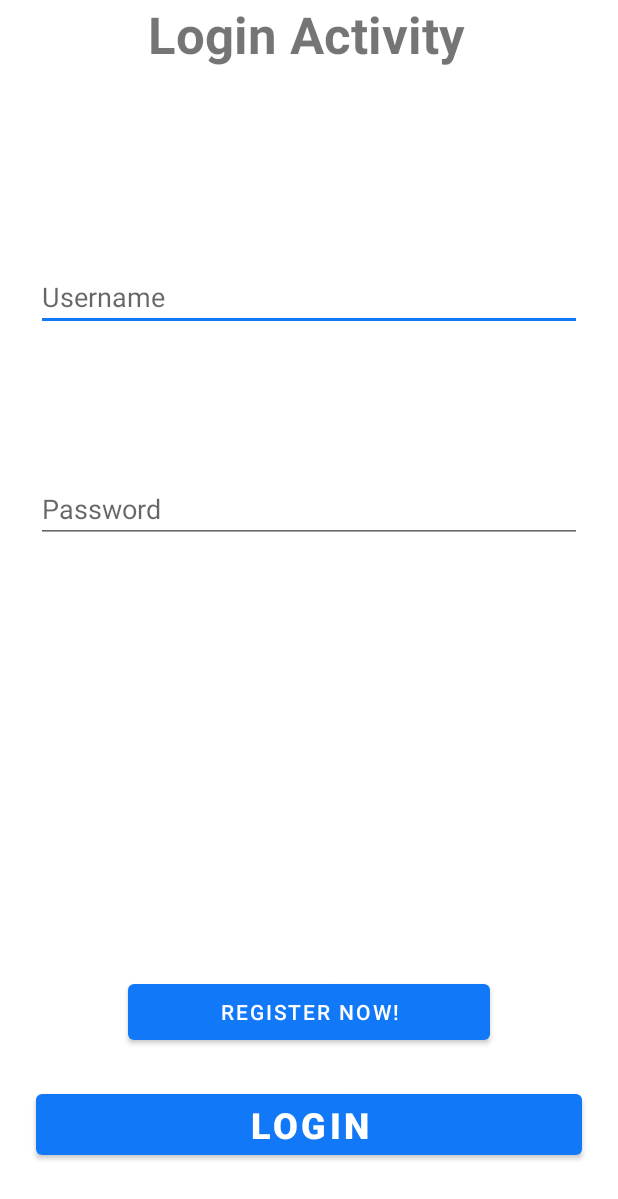
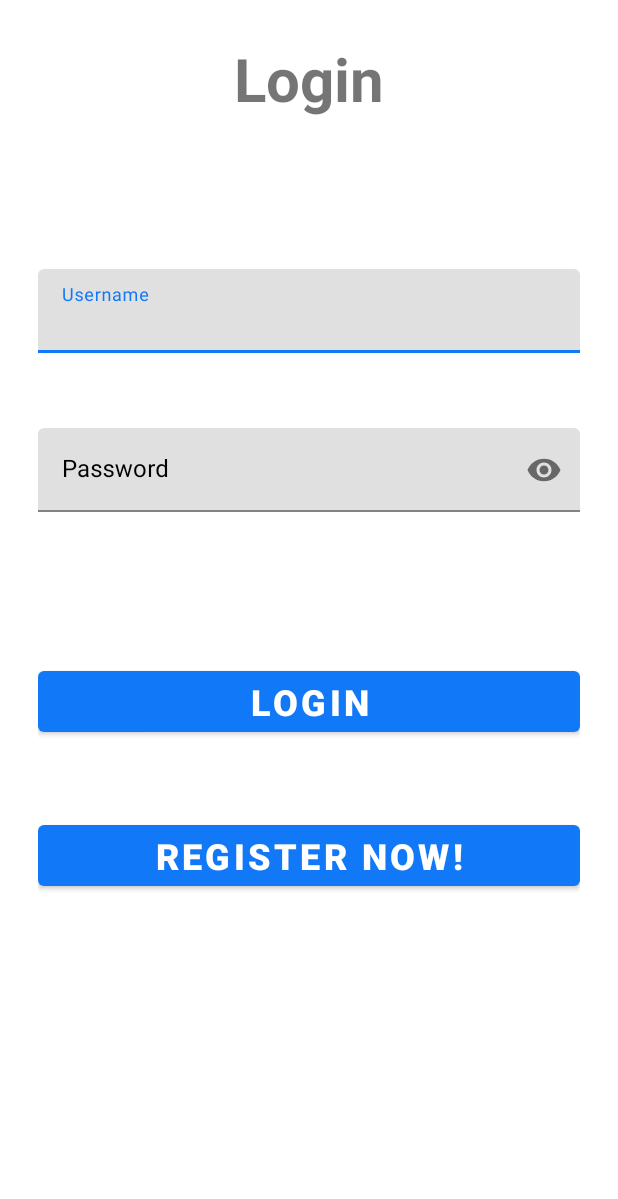
Before and after one commit to B3n31/Forget-Me-Not, an Android app: the screen it shows after launch (LoginActivity), on a phone screen of 412 x 824 dp. Shown: the top 1199 px of the screen. Run offline under Robolectric (Android 15) with nearby library versions, the phone set to English and light mode, and no system bars; our stand-ins replace Firebase (no records; nobody signed in at launch, a user with empty details on screens opened directly); libraries missing offline, so code that uses them is left out: com.androidnetworking, live.videosdk.rtc; 2 statements that could not run were skipped.

Commit message:
Update Login activity

```diff
--- a/app/src/main/java/live/videosdk/rtc/android/java/LoginActivity.java
+++ b/app/src/main/java/live/videosdk/rtc/android/java/LoginActivity.java
@@ -9,16 +9,19 @@ import android.text.TextUtils;
 import android.view.View;
 import android.widget.Button;
 import android.widget.EditText;
+//import android.widget.TextView;
 import android.widget.Toast;
 
 import com.google.android.gms.tasks.OnCompleteListener;
 import com.google.android.gms.tasks.Task;
+import com.google.android.material.textfield.TextInputLayout;
 import com.google.firebase.auth.AuthResult;
 import com.google.firebase.auth.FirebaseAuth;
 
 public class LoginActivity extends AppCompatActivity {
 
-    EditText userETLogin, passETLogin;
+//    EditText userETLogin;
+    TextInputLayout passETLogin, userETLogin;
     Button loginBtn, RegisterBtn;
 
     // Firebase
@@ -54,8 +57,8 @@ public class LoginActivity extends AppCompatActivity {
         loginBtn.setOnClickListener(new View.OnClickListener() {
             @Override
             public void onClick(View view) {
-                String email_text = userETLogin.getText().toString();
-                String pass_text = passETLogin.getText().toString();
+                String email_text = userETLogin.getEditText().getText().toString();
+                String pass_text = passETLogin.getEditText().getText().toString();
 
                 //Checking if it is empty
                 if (TextUtils.isEmpty(email_text) || TextUtils.isEmpty(pass_text)){
--- a/app/src/main/res/layout/activity_login.xml
+++ b/app/src/main/res/layout/activity_login.xml
@@ -1,82 +1,82 @@
 <?xml version="1.0" encoding="utf-8"?>
-<androidx.constraintlayout.widget.ConstraintLayout xmlns:android="http://schemas.android.com/apk/res/android"
+<LinearLayout xmlns:android="http://schemas.android.com/apk/res/android"
     xmlns:app="http://schemas.android.com/apk/res-auto"
     xmlns:tools="http://schemas.android.com/tools"
     android:layout_width="match_parent"
     android:layout_height="match_parent"
     android:background="@color/white"
-    tools:context=".LoginActivity">
+    tools:context=".LoginActivity"
+    android:orientation="vertical"
+    android:padding="25dp">
 
     <TextView
         android:id="@+id/textView2"
-        android:layout_width="0dp"
-        android:layout_height="51dp"
-        android:layout_marginStart="64dp"
-        android:layout_marginEnd="64dp"
-        android:text="    Login Activity"
-        android:textSize="34sp"
+        android:layout_width="match_parent"
+        android:layout_height="wrap_content"
+        android:text="Login"
+        android:layout_gravity="center"
+        android:textAlignment="center"
+        android:gravity="center"
+        android:textSize="40sp"
         android:textStyle="bold"
-        app:layout_constraintEnd_toEndOf="parent"
-        app:layout_constraintHorizontal_bias="0.567"
-        app:layout_constraintStart_toStartOf="parent"
-        tools:layout_editor_absoluteY="26dp"
+        android:layout_marginBottom="100dp"
         tools:ignore="MissingConstraints" />
 
-    <EditText
-        android:id="@+id/emailLoginText"
-        android:layout_width="0dp"
+    <LinearLayout
+        android:layout_width="match_parent"
         android:layout_height="wrap_content"
-        android:layout_marginStart="24dp"
-        android:layout_marginTop="124dp"
-        android:layout_marginEnd="24dp"
-        android:ems="10"
-        android:hint="Username"
-        android:inputType="textEmailAddress"
-        app:layout_constraintEnd_toEndOf="parent"
-        app:layout_constraintHorizontal_bias="1.0"
-        app:layout_constraintStart_toStartOf="parent"
-        app:layout_constraintTop_toBottomOf="@+id/textView2" />
+        android:orientation="vertical">
 
-    <EditText
-        android:id="@+id/passwordLoginText"
-        android:layout_width="0dp"
-        android:layout_height="wrap_content"
-        android:layout_marginStart="24dp"
-        android:layout_marginTop="96dp"
-        android:layout_marginEnd="24dp"
-        android:ems="10"
-        android:hint="Password"
-        android:inputType="textPassword"
-        app:layout_constraintEnd_toEndOf="parent"
-        app:layout_constraintHorizontal_bias="0.497"
-        app:layout_constraintStart_toStartOf="parent"
-        app:layout_constraintTop_toBottomOf="@+id/emailLoginText" />
+        <com.google.android.material.textfield.TextInputLayout
+            android:layout_width="match_parent"
+            android:layout_height="wrap_content"
+            android:id="@+id/emailLoginText"
+            android:hint="Username"
+            android:textColorHint="@color/black"
+            android:layout_marginBottom="50dp"
+            style="@style/MaterialAlertDialog.Material3.Title.Text">
+
+            <com.google.android.material.textfield.TextInputEditText
+                android:layout_width="match_parent"
+                android:layout_height="wrap_content"/>
+
+        </com.google.android.material.textfield.TextInputLayout>
+
+
+        <com.google.android.material.textfield.TextInputLayout
+            android:layout_width="match_parent"
+            android:layout_height="wrap_content"
+            android:id="@+id/passwordLoginText"
+            android:hint="Password"
+            android:textColorHint="@color/black"
+            app:passwordToggleEnabled="true"
+            style="@style/MaterialAlertDialog.Material3.Title.Text">
+
+            <com.google.android.material.textfield.TextInputEditText
+                android:layout_width="match_parent"
+                android:layout_height="wrap_content"
+                android:inputType="textPassword"/>
+
+        </com.google.android.material.textfield.TextInputLayout>
+    </LinearLayout>
 
     <Button
         android:id="@+id/buttonLogin"
-        android:layout_width="0dp"
+        android:layout_width="match_parent"
         android:layout_height="wrap_content"
-        android:layout_marginStart="24dp"
-        android:layout_marginEnd="24dp"
-        android:layout_marginBottom="48dp"
         android:text="Login"
         android:textSize="24sp"
         android:textStyle="bold"
-        app:layout_constraintBottom_toBottomOf="parent"
-        app:layout_constraintEnd_toEndOf="parent"
-        app:layout_constraintHorizontal_bias="0.0"
-        app:layout_constraintStart_toStartOf="parent" />
+        android:layout_marginTop="100dp"
+        android:layout_marginBottom="50dp"/>
 
     <Button
         android:id="@+id/ToRegisterBtn"
-        android:layout_width="241dp"
-        android:layout_height="49dp"
-        android:layout_marginBottom="24dp"
+        android:layout_width="match_parent"
+        android:layout_height="wrap_content"
         android:text="Register now!"
-        app:layout_constraintBottom_toTopOf="@+id/buttonLogin"
-        app:layout_constraintEnd_toEndOf="parent"
-        app:layout_constraintStart_toStartOf="parent"
-        app:layout_constraintTop_toBottomOf="@+id/passwordLoginText"
-        app:layout_constraintVertical_bias="1.0" />
+        android:textSize="24sp"
+        android:textStyle="bold"
+        app:layout_constraintBottom_toTopOf="@+id/buttonLogin" />
 
-</androidx.constraintlayout.widget.ConstraintLayout>
+</LinearLayout>
```
